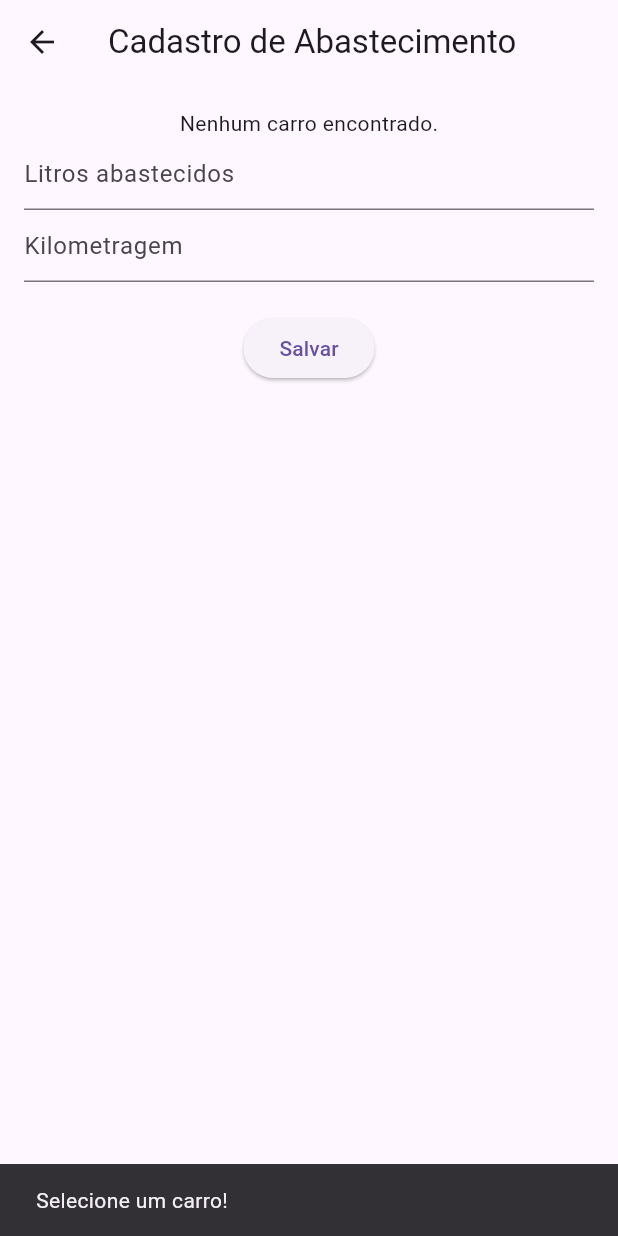
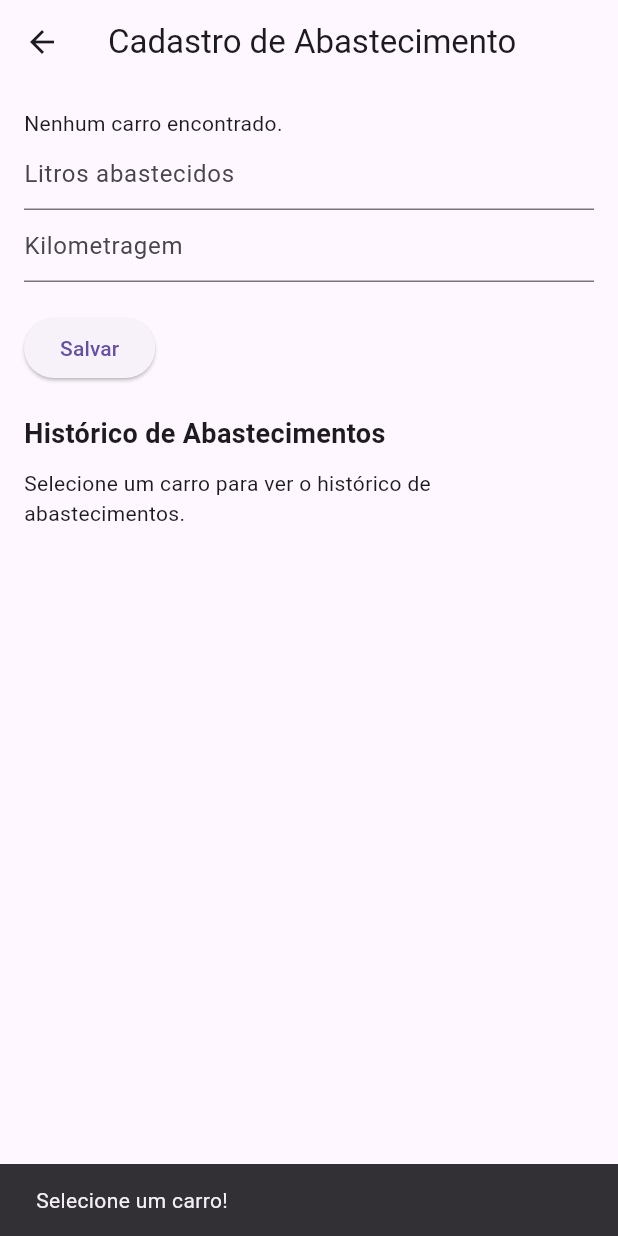
Before and after one commit to Beesteves/Posto, a Flutter app: the Abastecida screen opened directly, after a tap on "Salvar", on a phone screen of 412 x 824 dp. Run offline on Flutter 3.47's test engine with Material 3 defaults, Android fonts, the phone set to English and light mode, and no system bars; our stand-ins replace cloud_firestore, firebase_auth, firebase_core, google_sign_in; accounts and stored records are empty.

Commit message:
Readme atualizado e listagem de abastecimento

```diff
--- a/lib/models/abastecimento.dart
+++ b/lib/models/abastecimento.dart
@@ -1,3 +1,5 @@
+import 'package:cloud_firestore/cloud_firestore.dart';
+
 class Abastecimento{
     String? id;
     String ?carro;
@@ -32,7 +34,7 @@ class Abastecimento{
         carro: map['carro'] as String?,
         litros: map['litros'] as double,
         km: map['km'] as int,
-        data: map['data'] as DateTime,
+        data: (map['data'] as Timestamp).toDate(),
       );
     }
 
--- a/lib/screens/abastecida.dart
+++ b/lib/screens/abastecida.dart
@@ -24,7 +24,9 @@ class _AbastecidaState extends State<Abastecida> {
         child: Padding(
           padding: const EdgeInsets.all(16.0),
           child: Column(
+            crossAxisAlignment: CrossAxisAlignment.start,
             children: [
+              // Dropdown para selecionar o carro
               StreamBuilder<List<Carro>>(
                 stream: DaoCarro.getCarro(),
                 builder: (context, snapshot) {
@@ -42,7 +44,9 @@ class _AbastecidaState extends State<Abastecida> {
 
                   final carros = snapshot.data!;
 
-                  if (carroSelecionado != null && !snapshot.data!.any((carro) => carro.id == carroSelecionado!.id)) {
+                  // Reseta o carro selecionado se ele não estiver na lista atual
+                  if (carroSelecionado != null &&
+                      !snapshot.data!.any((carro) => carro.id == carroSelecionado!.id)) {
                     carroSelecionado = null;
                   }
 
@@ -55,7 +59,6 @@ class _AbastecidaState extends State<Abastecida> {
                         child: Text(carro.nome),
                       );
                     }).toList(),
-
                     onChanged: (novoCarro) {
                       setState(() {
                         carroSelecionado = novoCarro;
@@ -64,6 +67,7 @@ class _AbastecidaState extends State<Abastecida> {
                   );
                 },
               ),
+              // Campos de entrada para abastecimento
               TextField(
                 decoration: const InputDecoration(hintText: 'Litros abastecidos'),
                 controller: litrosController,
@@ -74,12 +78,8 @@ class _AbastecidaState extends State<Abastecida> {
                 controller: kmController,
                 keyboardType: TextInputType.number,
               ),
-              // TextField(
-              //   decoration: const InputDecoration(hintText: 'Data do abastecimento'),
-              //   controller: dataController,
-              //   keyboardType: TextInputType.datetime,
-              // ),
               const SizedBox(height: 20),
+              // Botão para salvar o abastecimento
               ElevatedButton(
                 onPressed: () {
                   if (carroSelecionado == null) {
@@ -94,13 +94,18 @@ class _AbastecidaState extends State<Abastecida> {
                       carro: carroSelecionado!.id,
                       litros: double.parse(litrosController.text),
                       km: int.parse(kmController.text),
-                      data: DateTime.now(),//parse(dataController.text),
+                      data: DateTime.now(), // Use a data atual
                     );
 
                     DaoAbastecimento.salvarAutoID(novoAbastecimento);
                     DaoAbastecimento.calculaConsumo(novoAbastecimento);
 
-                    Navigator.pop(context);
+                    // Limpa os campos após salvar
+                    litrosController.clear();
+                    kmController.clear();
+                    ScaffoldMessenger.of(context).showSnackBar(
+                      const SnackBar(content: Text("Abastecimento salvo com sucesso!")),
+                    );
                   } catch (e) {
                     print("Erro ao salvar abastecimento: $e");
                     ScaffoldMessenger.of(context).showSnackBar(
@@ -110,6 +115,48 @@ class _AbastecidaState extends State<Abastecida> {
                 },
                 child: const Text('Salvar'),
               ),
+              const SizedBox(height: 20),
+              const Text(
+                "Histórico de Abastecimentos",
+                style: TextStyle(fontSize: 18, fontWeight: FontWeight.bold),
+              ),
+              const SizedBox(height: 10),
+              // Histórico de abastecimentos
+              if (carroSelecionado != null)
+                StreamBuilder<List<Abastecimento>>(
+                  stream: DaoAbastecimento.getAbastecimentos(carroSelecionado!.id!),
+                  builder: (context, snapshot) {
+                    if (snapshot.connectionState == ConnectionState.waiting) {
+                      return const CircularProgressIndicator();
+                    }
+
+                    if (snapshot.hasError) {
+                      return Text("Erro ao carregar histórico: ${snapshot.error}");
+                    }
+
+                    if (!snapshot.hasData || snapshot.data!.isEmpty) {
+                      return const Text("Nenhum abastecimento registrado para este carro.");
+                    }
+
+                    final abastecimentos = snapshot.data!;
+                    return ListView.builder(
+                      shrinkWrap: true,
+                      physics: const NeverScrollableScrollPhysics(),
+                      itemCount: abastecimentos.length,
+                      itemBuilder: (context, index) {
+                        final abastecimento = abastecimentos[index];
+                        return ListTile(
+                          title: Text("Litros: ${abastecimento.litros}"),
+                          subtitle: Text(
+                            "Km: ${abastecimento.km}\nData: ${abastecimento.data.toString()}",
+                          ),
+                        );
+                      },
+                    );
+                  },
+                )
+              else
+                const Text("Selecione um carro para ver o histórico de abastecimentos."),
             ],
           ),
         ),
```
Also changed, not shown: 1 other file.
